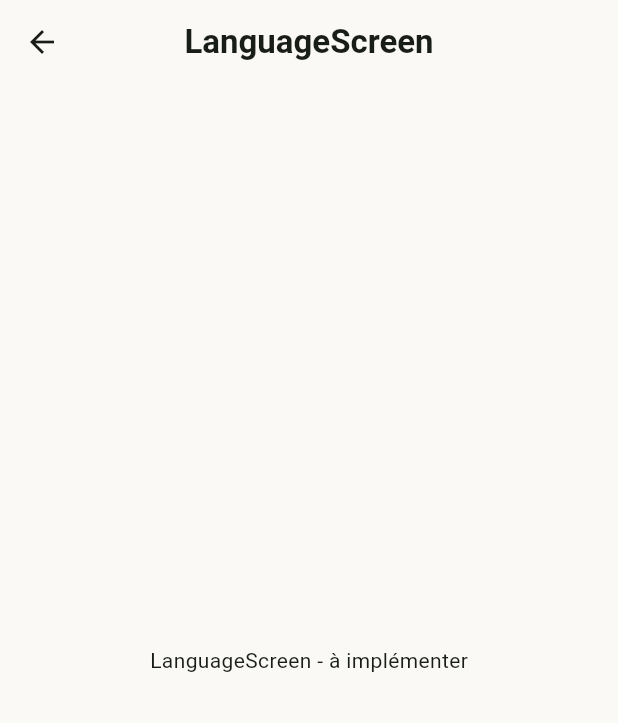
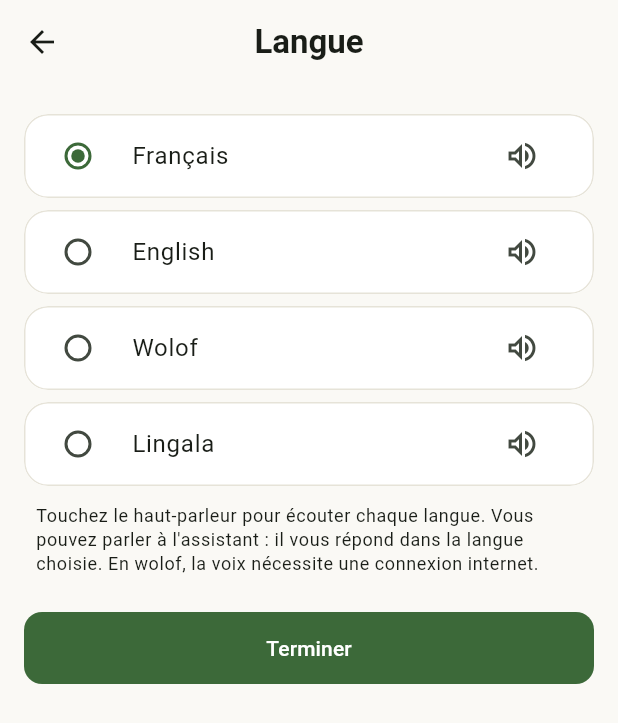
Before and after one commit to devsambou/KultivIA, a Flutter app: the LanguageScreen screen opened by its route, on a phone screen of 412 x 824 dp. Shown: the top 723 px of the screen. Run offline on Flutter 3.47's test engine with Material 3 defaults, Android fonts, the light colour scheme and no system bars; our stand-ins replace audioplayers, cloud_firestore, cloud_functions, firebase_auth, firebase_core, firebase_messaging and 8 more; missing offline and left inert: record; accounts and stored records are empty.

Commit message:
feat(c3): ProfileScreen (imports corrigés) et LanguageScreen

```diff
--- a/lib/screens/settings/language_screen.dart
+++ b/lib/screens/settings/language_screen.dart
@@ -1,21 +1,71 @@
-// Écran de sélection de langue. Issue GitHub : #TODO
 import 'package:flutter/material.dart';
 import 'package:provider/provider.dart';
+
 import '../../services/system/app_state.dart';
 import '../../services/auth/firebase_service.dart';
+import '../../services/system/user_settings.dart';
+import '../../services/ui/voice_service.dart';
+import '../../widgets/k_components.dart';
+import '../../core/theme/theme.dart';
 
 class LanguageScreen extends StatelessWidget {
   const LanguageScreen({super.key});
 
   Future<void> _select(BuildContext context, String code) async {
-    throw UnimplementedError();
+    final app = context.read<AppState>();
+    final fb = context.read<FirebaseService>();
+    app.setLanguage(code);
+    final profile = app.profile;
+    if (fb.isReady && profile != null) {
+      try {
+        await fb.saveProfile(profile);
+      } catch (_) {
+        // Non bloquant : la langue reste appliquée localement.
+      }
+    }
   }
 
   @override
   Widget build(BuildContext context) {
+    final appState = context.watch<AppState>();
+
     return Scaffold(
-      appBar: AppBar(title: const Text('LanguageScreen')),
-      body: const Center(child: Text('LanguageScreen - à implémenter')),
+      appBar: AppBar(title: const Text('Langue')),
+      body: ListView(
+        padding: const EdgeInsets.all(KSpace.lg),
+        children: [
+          for (final entry in UserSettings.supportedLanguages.entries)
+            KCard(
+              child: RadioListTile<String>(
+                title: Text(entry.value),
+                secondary: IconButton(
+                  icon: const Icon(Icons.volume_up_outlined),
+                  tooltip: 'Écouter',
+                  onPressed: () => VoiceService().speak(VoiceService.greetings[entry.key] ?? '', languageCode: entry.key),
+                ),
+                value: entry.key,
+                groupValue: appState.languageCode,
+                onChanged: (code) {
+                  if (code != null) _select(context, code);
+                },
+              ),
+            ),
+          const SizedBox(height: 8),
+          Padding(
+            padding: const EdgeInsets.symmetric(horizontal: KSpace.sm),
+            child: Text(
+              'Touchez le haut-parleur pour écouter chaque langue. Vous pouvez parler à l\'assistant : '
+                  'il vous répond dans la langue choisie. En wolof, la voix nécessite une connexion internet.',
+              style: Theme.of(context).textTheme.bodySmall,
+            ),
+          ),
+          const SizedBox(height: 24),
+          FilledButton(
+            onPressed: () => Navigator.of(context).pop(),
+            child: const Text('Terminer'),
+          ),
+        ],
+      ),
     );
   }
 }
```
